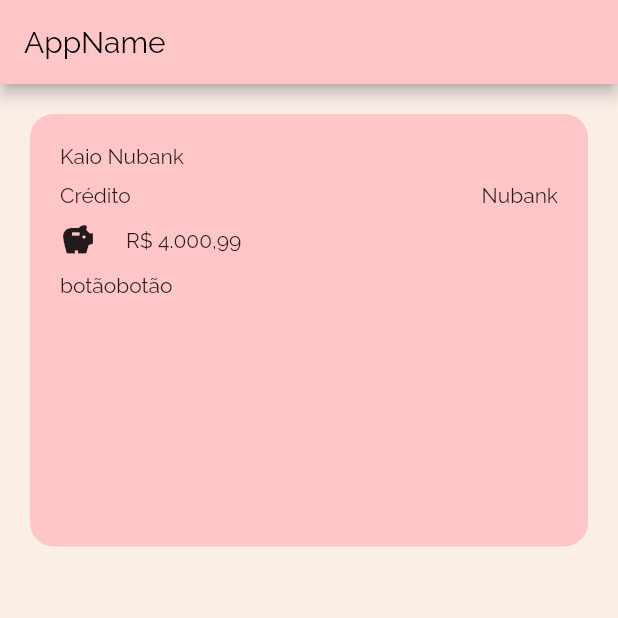
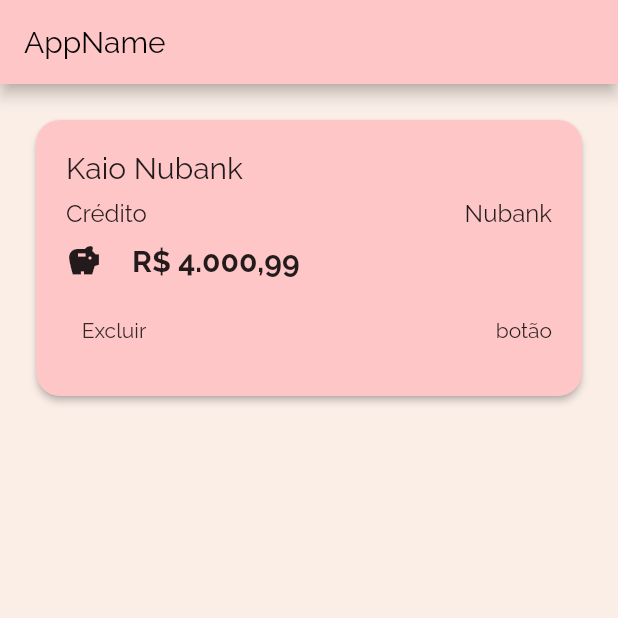
Before and after one commit to proz-tecnologia/PIT01GP06, a Flutter app: the screen it shows after launch, on a phone screen of 412 x 824 dp, the top half of it. Run offline on Flutter 3.47's test engine with Material 2 defaults, Android fonts, the phone set to English and light mode, and no system bars.

Commit message:
Widget carteira e botão excluir

```diff
--- /dev/null
+++ b/lib/pages/home/components/delete_button.dart
@@ -0,0 +1,16 @@
+import 'package:flutter/material.dart';
+
+class DeleteButton extends StatelessWidget {
+  const DeleteButton({super.key});
+
+  @override
+  Widget build(BuildContext context) {
+    return TextButton(
+      onPressed: null,
+      child: Text(
+        'Excluir',
+        style: TextStyle(color: Color(0xff33272A)),
+      ),
+    );
+  }
+}
--- a/lib/pages/home/widgets/wallet.dart
+++ b/lib/pages/home/widgets/wallet.dart
@@ -1,6 +1,7 @@
 import 'package:flutter/material.dart';
 import 'package:flutter/src/widgets/container.dart';
 import 'package:flutter/src/widgets/framework.dart';
+import 'package:projeto_final_flutter/pages/home/components/delete_button.dart';
 import 'package:projeto_final_flutter/theme/global/colors.dart';
 
 class Wallet extends StatefulWidget {
@@ -16,46 +17,52 @@ class _WalletState extends State<Wallet> {
     final size = MediaQuery.of(context).size;
     return Padding(
       padding: const EdgeInsets.all(20),
-      child: Container(
-        height: size.height * .35,
-        width: size.height * .82,
-        decoration: const BoxDecoration(
-          borderRadius: BorderRadius.all(Radius.circular(16)),
-          color: MyColor.ltPrimaryColor,
-        ),
+      child: Card(
+        elevation: 2,
+        shape: RoundedRectangleBorder(borderRadius: BorderRadius.circular(16)),
         child: Padding(
           padding: const EdgeInsets.all(20),
           child:
               Column(crossAxisAlignment: CrossAxisAlignment.start, children: [
-            Text('Kaio Nubank'),
-            SizedBox(
+            const Text('Kaio Nubank',
+                style: TextStyle(fontSize: 20, fontWeight: FontWeight.w400)),
+            const SizedBox(
               height: 10,
             ),
             Row(
               mainAxisAlignment: MainAxisAlignment.spaceBetween,
-              children: [
-                Text('Crédito'),
-                Text('Nubank'),
+              children: const [
+                Text(
+                  'Crédito',
+                  style: TextStyle(fontSize: 16, fontWeight: FontWeight.w400),
+                ),
+                Text('Nubank',
+                    style:
+                        TextStyle(fontSize: 16, fontWeight: FontWeight.w400)),
               ],
             ),
-            SizedBox(
+            const SizedBox(
               height: 10,
             ),
             Row(
-              children: [
+              children: const [
                 Icon(Icons.savings),
                 SizedBox(
                   width: 20,
                 ),
-                Text('R\$ 4.000,99'),
+                Text(
+                  'R\$ 4.000,99',
+                  style: TextStyle(fontSize: 20, fontWeight: FontWeight.w700),
+                ),
               ],
             ),
-            SizedBox(
+            const SizedBox(
               height: 10,
             ),
             Row(
-              children: [
-                Text('botão'),
+              mainAxisAlignment: MainAxisAlignment.spaceBetween,
+              children: const [
+                DeleteButton(),
                 Text('botão'),
               ],
             ),
```
